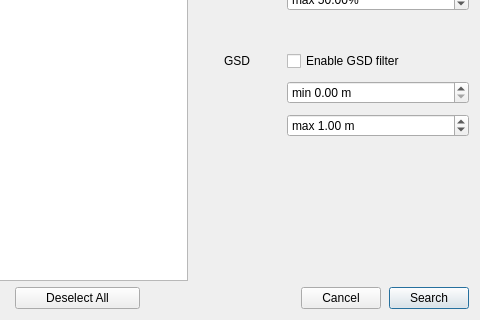
Qt form views/query_dialog.ui (remtav/qgis-stac-browser) before a commit; both pictures show x 309 to 789 and y 329 to 649 of the 789 by 649 pixel window.
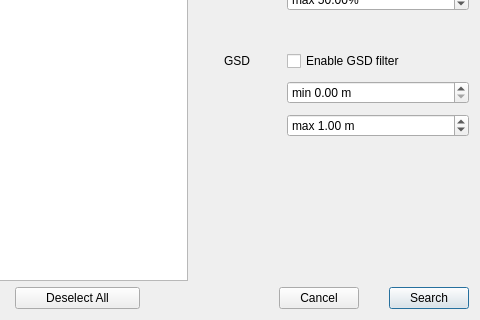
The same form after that commit.

```diff
--- a/views/query_dialog.ui
+++ b/views/query_dialog.ui
@@ -468,7 +468,7 @@
        <item>
         <layout class="QHBoxLayout" name="horizontalLayout">
          <property name="spacing">
-          <number>8</number>
+          <number>30</number>
          </property>
          <item>
           <spacer name="horizontalSpacer">
```
